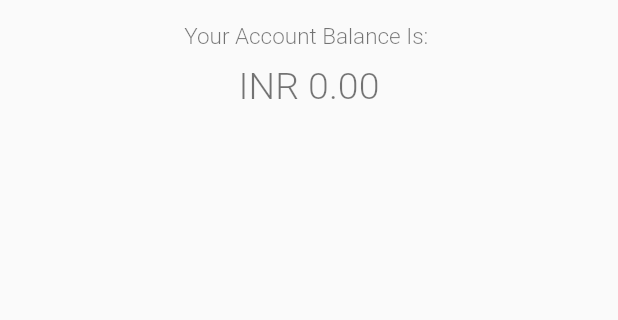
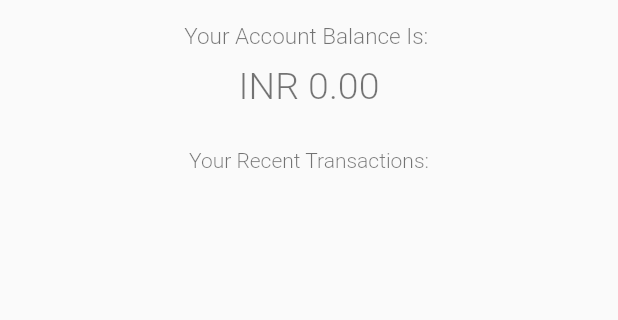
Before and after one commit to raveesh-me/HeriBank-Flutter, a Flutter app: the screen it shows once a user with an empty profile is signed in, on a phone screen of 412 x 824 dp, the part 84-404 px from its top. Run offline on Flutter 3.47's test engine with Material 2 defaults, Android fonts, the phone set to English and light mode, and no system bars; our stand-ins replace cloud_firestore, cloud_functions, firebase_auth, google_sign_in, rxdart; accounts and stored records are empty.

Commit message:
app complete

```diff
--- a/lib/src/screens/routes/balance_page.dart
+++ b/lib/src/screens/routes/balance_page.dart
@@ -1,3 +1,4 @@
+import 'package:cloud_firestore/cloud_firestore.dart';
 import 'package:firebase_auth/firebase_auth.dart';
 import 'package:flutter/material.dart';
 import 'package:mobile_banking_system/src/current_balance_block.dart';
@@ -23,31 +24,76 @@ class _BalancePageState extends State<BalancePage> {
   Widget build(BuildContext context) {
     return user == null
         ? CircularProgressIndicator()
-        : Column(
-            children: <Widget>[CurrentBalanceBlock()],
+        : StreamBuilder<QuerySnapshot>(
+            stream: Firestore.instance
+                .collection("users/${user.uid}/transactions")
+                .snapshots(),
+            builder: (context, AsyncSnapshot<QuerySnapshot> snapshot) {
+              if (!snapshot.hasData || snapshot.hasError) {
+                return CircularProgressIndicator();
+              }
+
+              var documents = snapshot.data.documents;
+              return CustomScrollView(
+                slivers: <Widget>[
+                  SliverToBoxAdapter(
+                    child: CurrentBalanceBlock(),
+                  ),
+                  SliverPadding(
+                    padding: const EdgeInsets.symmetric(vertical: 12.0),
+                    sliver: SliverToBoxAdapter(
+                      child: Center(
+                        child: Text(
+                          'Your Recent Transactions:',
+                          style: ThemeData.light().textTheme.display4.copyWith(
+                                fontSize: 14,
+                                fontWeight: FontWeight.w300,
+                              ),
+                        ),
+                      ),
+                    ),
+                  ),
+                  SliverList(
+                    delegate: SliverChildBuilderDelegate(
+                      (_, int index) {
+                        return TransactionTile(
+                            documentSnapshot: documents[index]);
+                      },
+                      childCount: documents.length,
+                    ),
+                  )
+                ],
               );
+            });
   }
 }
 
-class TransactionsList extends StatelessWidget {
+class TransactionTile extends StatelessWidget {
+  final DocumentSnapshot documentSnapshot;
+
+  const TransactionTile({Key key, this.documentSnapshot}) : super(key: key);
+  int get amount => documentSnapshot.data['amount'];
+  bool get isReceived => documentSnapshot.data["type"] == "received";
+  String get otherPerson =>
+      documentSnapshot.data[isReceived ? 'sender' : 'receiver']["token"]
+          ["name"];
+  String get tNo => documentSnapshot.documentID;
+
   @override
   Widget build(BuildContext context) {
     var transactionNumberStyle =
         ThemeData.light().textTheme.display4.copyWith(fontSize: 11);
-    return ListView(
-      children: <Widget>[
-        Center(
+    return Padding(
+      padding: EdgeInsets.symmetric(vertical: 10, horizontal: 5),
       child: ListTile(
-            title: Text('AMT: 300'),
+        title: Text('AMT: $amount'),
         isThreeLine: true,
-            subtitle: Text('From: Raveesh Agarwal (rishu)'),
+        subtitle: Text('${isReceived ? "From" : "To"} : $otherPerson'),
         trailing: Text(
-              'txn no:\n456987458965412563',
+          'txn no:\n$tNo',
           style: transactionNumberStyle,
         ),
       ),
-        ),
-      ],
     );
   }
 }
```
Lines whose indentation alone changed are shown as unchanged.
